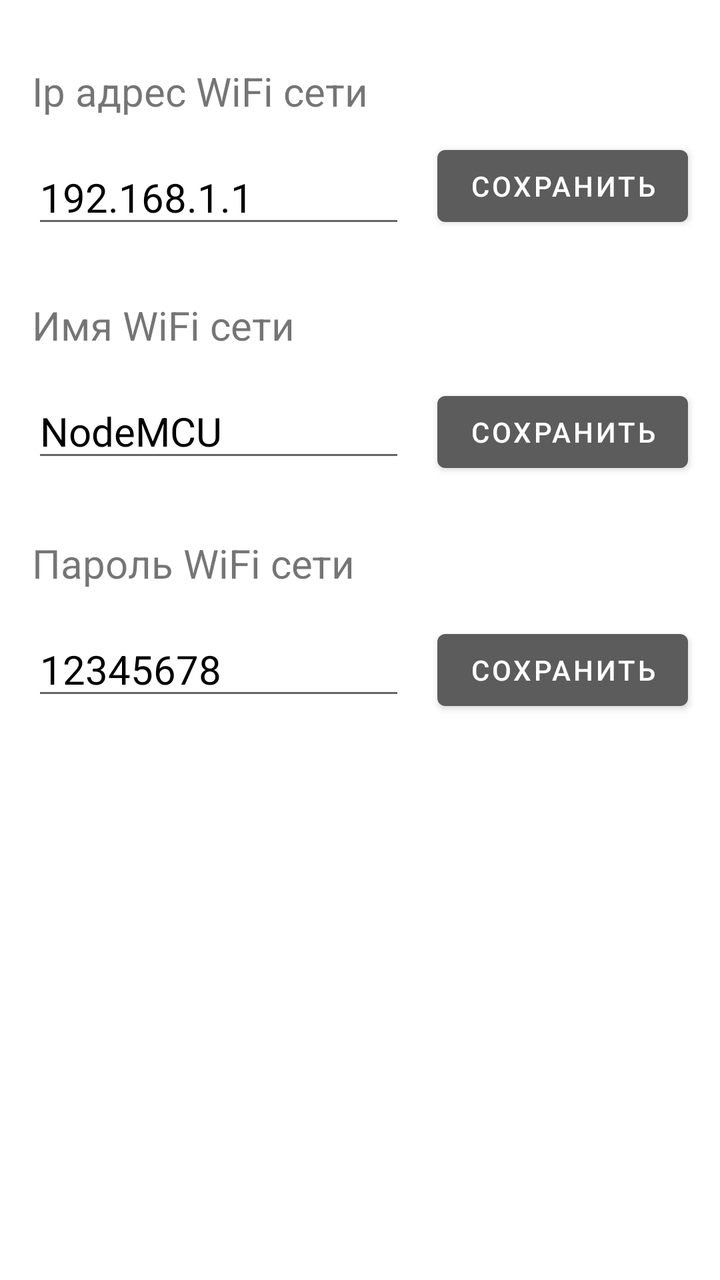
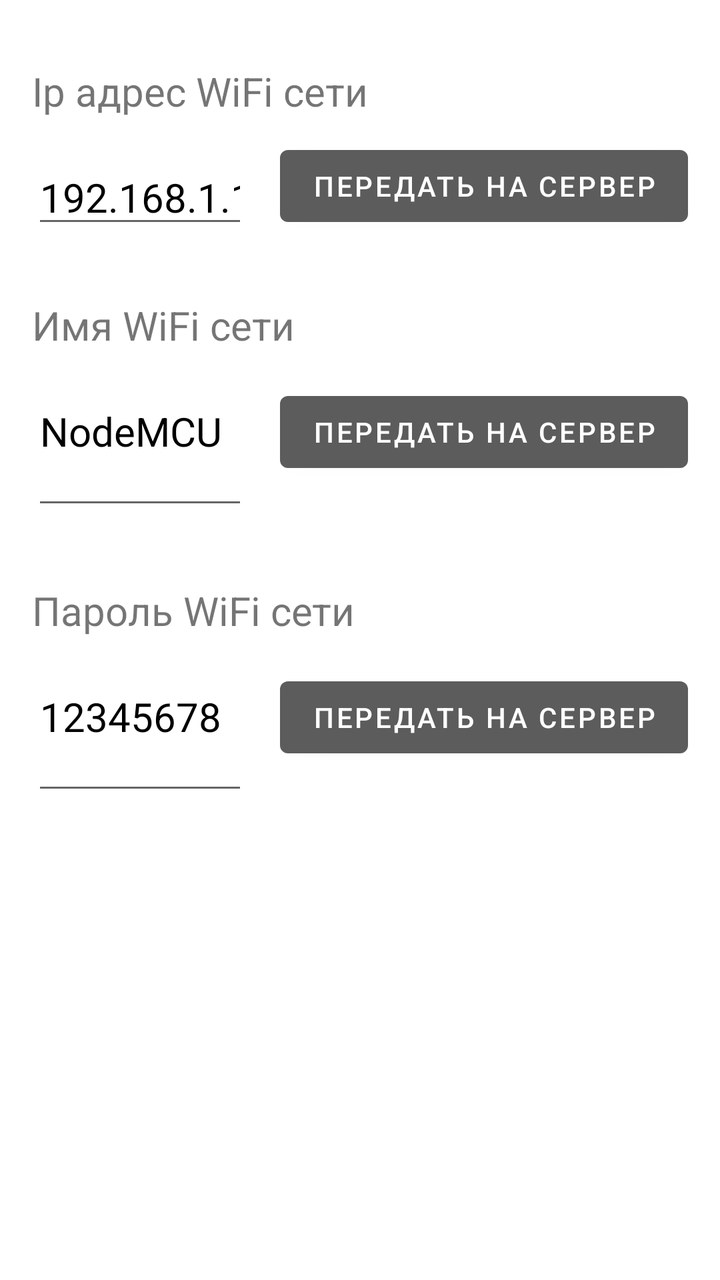

An Android layout rendered at two revisions. The XML below is the earlier revision; the diff shows what the commit changed to produce the second picture.
<!-- AndroidManifest.xml: application theme Theme.AdressLentaWiFi -->
<!-- res/layout/fragment_settings.xml -->
<?xml version="1.0" encoding="utf-8"?>
<androidx.constraintlayout.widget.ConstraintLayout xmlns:android="http://schemas.android.com/apk/res/android"
    xmlns:tools="http://schemas.android.com/tools"
    android:layout_width="match_parent"
    android:layout_height="match_parent"
    xmlns:app="http://schemas.android.com/apk/res-auto">

    <TextView
        android:id="@+id/tvIpSet"
        android:layout_width="0dp"
        android:layout_height="wrap_content"
        android:layout_marginStart="16dp"
        android:layout_marginTop="32dp"
        android:layout_marginEnd="16dp"
        android:text="Ip адрес WiFi сети"
        android:textSize="20sp"
        app:layout_constraintEnd_toEndOf="parent"
        app:layout_constraintStart_toStartOf="parent"
        app:layout_constraintTop_toTopOf="parent" />

    <EditText
        android:id="@+id/edIpSet"
        android:layout_width="0dp"
        android:layout_height="wrap_content"
        android:layout_marginStart="16dp"
        android:layout_marginTop="16dp"
        android:layout_marginEnd="16dp"
        android:gravity="start"
        android:hint="@string/status"
        android:textColor="@color/black"
        android:textColorHint="@color/black"
        android:textSize="20sp"
        android:text="192.168.1.1"
        android:inputType="number"
        app:layout_constraintEnd_toStartOf="@+id/saveIpSet"
        app:layout_constraintStart_toStartOf="parent"
        app:layout_constraintTop_toBottomOf="@+id/tvIpSet" />

    <Button
        android:id="@+id/saveIpSet"
        android:layout_width="wrap_content"
        android:layout_height="wrap_content"
        android:layout_marginTop="8dp"
        android:layout_marginEnd="16dp"
        android:text="@string/save_"
        android:textColor="@color/white"
        app:layout_constraintBottom_toBottomOf="@+id/edIpSet"
        app:layout_constraintEnd_toEndOf="parent"
        app:layout_constraintStart_toEndOf="@+id/edIpSet"
        app:layout_constraintTop_toBottomOf="@+id/tvIpSet"  />

    <TextView
        android:id="@+id/tvNameSet"
        android:layout_width="0dp"
        android:layout_height="wrap_content"
        android:layout_marginStart="16dp"
        android:layout_marginTop="32dp"
        android:layout_marginEnd="16dp"
        android:text="Имя WiFi сети"
        android:textSize="20sp"
        app:layout_constraintEnd_toEndOf="parent"
        app:layout_constraintStart_toStartOf="parent"
        app:layout_constraintTop_toBottomOf="@+id/saveIpSet" />

    <EditText
        android:id="@+id/edIpNameSet"
        android:layout_width="0dp"
        android:layout_height="wrap_content"
        android:layout_marginTop="16dp"
        android:gravity="start"
        android:hint="@string/status"
        android:textColor="@color/black"
        android:textColorHint="@color/black"
        android:textSize="20sp"
        android:text="NodeMCU"
        app:layout_constraintEnd_toEndOf="@+id/edIpSet"
        app:layout_constraintStart_toStartOf="@+id/edIpSet"
        app:layout_constraintTop_toBottomOf="@+id/tvNameSet" />

    <Button
        android:id="@+id/saveIpNameSet"
        android:layout_width="wrap_content"
        android:layout_height="wrap_content"
        android:layout_marginTop="16dp"
        android:text="@string/save_"
        android:textColor="@color/white"
        app:layout_constraintEnd_toEndOf="@+id/saveIpSet"
        app:layout_constraintStart_toStartOf="@+id/saveIpSet"
        app:layout_constraintTop_toBottomOf="@+id/tvNameSet" />


    <TextView
        android:id="@+id/tvPassSet"
        android:layout_width="0dp"
        android:layout_height="wrap_content"
        android:layout_marginStart="16dp"
        android:layout_marginTop="32dp"
        android:layout_marginEnd="16dp"
        android:text="Пароль WiFi сети"
        android:textSize="20sp"
        app:layout_constraintEnd_toEndOf="parent"
        app:layout_constraintStart_toStartOf="parent"
        app:layout_constraintTop_toBottomOf="@+id/edIpNameSet" />

    <EditText
        android:id="@+id/edIpPassSet"
        android:layout_width="0dp"
        android:layout_height="wrap_content"
        android:layout_marginTop="16dp"
        android:gravity="start"
        android:hint="@string/status"
        android:textColor="@color/black"
        android:textColorHint="@color/black"
        android:textSize="20sp"
        android:text="12345678"
        app:layout_constraintEnd_toEndOf="@+id/edIpNameSet"
        app:layout_constraintStart_toStartOf="@+id/edIpNameSet"
        app:layout_constraintTop_toBottomOf="@+id/tvPassSet" />

    <Button
        android:id="@+id/saveIpPassSet"
        android:layout_width="wrap_content"
        android:layout_height="wrap_content"
        android:layout_marginTop="16dp"
        android:text="@string/save_"
        android:textColor="@color/white"
        app:layout_constraintEnd_toEndOf="@+id/saveIpNameSet"
        app:layout_constraintStart_toStartOf="@+id/saveIpNameSet"
        app:layout_constraintTop_toBottomOf="@+id/tvPassSet" />

    <TextView
        android:id="@+id/tvInfoSet"
        android:layout_width="0dp"
        android:layout_height="0dp"
        android:layout_marginStart="16dp"
        android:layout_marginTop="32dp"
        android:layout_marginEnd="16dp"
        android:layout_marginBottom="16dp"
        android:text=""
        android:textSize="16sp"
        app:layout_constraintBottom_toBottomOf="parent"
        app:layout_constraintEnd_toEndOf="parent"
        app:layout_constraintStart_toStartOf="parent"
        app:layout_constraintTop_toBottomOf="@+id/edIpPassSet" />


</androidx.constraintlayout.widget.ConstraintLayout>
<!-- resources referenced by this layout -->
<resources>
  <color name="black">#FF000000</color>
  <color name="white">#FFFFFFFF</color>
  <string name="save_">Сохранить</string>
  <string name="status">IP адрес</string>
  <style name="Theme.AdressLentaWiFi" parent="Theme.MaterialComponents.Light.NoActionBar">
  
  
  
  
  
  
  
  
  
  
  
          
          <item name="colorPrimary">@color/colorPrimaryBlack</item>
          <item name="colorPrimaryVariant">@color/colorPrimaryDarkBlack</item>
          <item name="colorOnPrimary">@color/colorAccentBlack</item>
          
          <item name="colorSecondary">@color/teal_200</item>
          <item name="colorSecondaryVariant">@color/teal_700</item>
          <item name="colorOnSecondary">@color/black</item>
          
          <item name="android:statusBarColor" tools:targetApi="l">?attr/colorPrimaryVariant</item>
          
          <item name="colorBottomIcon">@android:color/white</item>
      </style>
  <color name="colorPrimaryBlack">#5C5C5C</color>
  <color name="colorPrimaryDarkBlack">#212121</color>
  <color name="colorAccentBlack">#5677fc</color>
  <color name="teal_200">#FF03DAC5</color>
  <color name="teal_700">#FF018786</color>
</resources>

<!-- the commit's change to res/layout/fragment_settings.xml (unified diff, before → after) -->
@@ -26,7 +26,7 @@
         android:layout_marginTop="16dp"
         android:layout_marginEnd="16dp"
         android:gravity="start"
-        android:hint="@string/status"
+        android:hint="@string/inputName"
         android:textColor="@color/black"
         android:textColorHint="@color/black"
         android:textSize="20sp"
@@ -50,7 +50,7 @@
         app:layout_constraintTop_toBottomOf="@+id/tvIpSet"  />
 
     <TextView
-        android:id="@+id/tvNameSet"
+        android:id="@+id/tvName_home"
         android:layout_width="0dp"
         android:layout_height="wrap_content"
         android:layout_marginStart="16dp"
@@ -68,14 +68,14 @@
         android:layout_height="wrap_content"
         android:layout_marginTop="16dp"
         android:gravity="start"
-        android:hint="@string/status"
+        android:hint="@string/inputName"
         android:textColor="@color/black"
         android:textColorHint="@color/black"
         android:textSize="20sp"
         android:text="NodeMCU"
         app:layout_constraintEnd_toEndOf="@+id/edIpSet"
         app:layout_constraintStart_toStartOf="@+id/edIpSet"
-        app:layout_constraintTop_toBottomOf="@+id/tvNameSet" />
+        app:layout_constraintTop_toBottomOf="@+id/tvName_home" />
 
     <Button
         android:id="@+id/saveIpNameSet"
@@ -86,11 +86,11 @@
         android:textColor="@color/white"
         app:layout_constraintEnd_toEndOf="@+id/saveIpSet"
         app:layout_constraintStart_toStartOf="@+id/saveIpSet"
-        app:layout_constraintTop_toBottomOf="@+id/tvNameSet" />
+        app:layout_constraintTop_toBottomOf="@+id/tvName_home" />
 
 
     <TextView
-        android:id="@+id/tvPassSet"
+        android:id="@+id/tvPass_home"
         android:layout_width="0dp"
         android:layout_height="wrap_content"
         android:layout_marginStart="16dp"
@@ -103,22 +103,22 @@
         app:layout_constraintTop_toBottomOf="@+id/edIpNameSet" />
 
     <EditText
-        android:id="@+id/edIpPassSet"
+        android:id="@+id/edPass_home"
         android:layout_width="0dp"
         android:layout_height="wrap_content"
         android:layout_marginTop="16dp"
         android:gravity="start"
-        android:hint="@string/status"
+        android:hint="@string/inputName"
         android:textColor="@color/black"
         android:textColorHint="@color/black"
         android:textSize="20sp"
         android:text="12345678"
         app:layout_constraintEnd_toEndOf="@+id/edIpNameSet"
         app:layout_constraintStart_toStartOf="@+id/edIpNameSet"
-        app:layout_constraintTop_toBottomOf="@+id/tvPassSet" />
+        app:layout_constraintTop_toBottomOf="@+id/tvPass_home" />
 
     <Button
-        android:id="@+id/saveIpPassSet"
+        android:id="@+id/savePass_home"
         android:layout_width="wrap_content"
         android:layout_height="wrap_content"
         android:layout_marginTop="16dp"
@@ -126,7 +126,7 @@
         android:textColor="@color/white"
         app:layout_constraintEnd_toEndOf="@+id/saveIpNameSet"
         app:layout_constraintStart_toStartOf="@+id/saveIpNameSet"
-        app:layout_constraintTop_toBottomOf="@+id/tvPassSet" />
+        app:layout_constraintTop_toBottomOf="@+id/tvPass_home" />
 
     <TextView
         android:id="@+id/tvInfoSet"
@@ -141,7 +141,7 @@
         app:layout_constraintBottom_toBottomOf="parent"
         app:layout_constraintEnd_toEndOf="parent"
         app:layout_constraintStart_toStartOf="parent"
-        app:layout_constraintTop_toBottomOf="@+id/edIpPassSet" />
+        app:layout_constraintTop_toBottomOf="@+id/edPass_home" />
 
 
 </androidx.constraintlayout.widget.ConstraintLayout>
<!-- resource entries referenced after the edit -->
@@ -2,8 +2,8 @@
 <resources>
   <color name="black">#FF000000</color>
   <color name="white">#FFFFFFFF</color>
-  <string name="save_">Сохранить</string>
-  <string name="status">IP адрес</string>
+  <string name="inputName">Введите имя</string>
+  <string name="save_">Передать на сервер</string>
   <style name="Theme.AdressLentaWiFi" parent="Theme.MaterialComponents.Light.NoActionBar">
   
   
